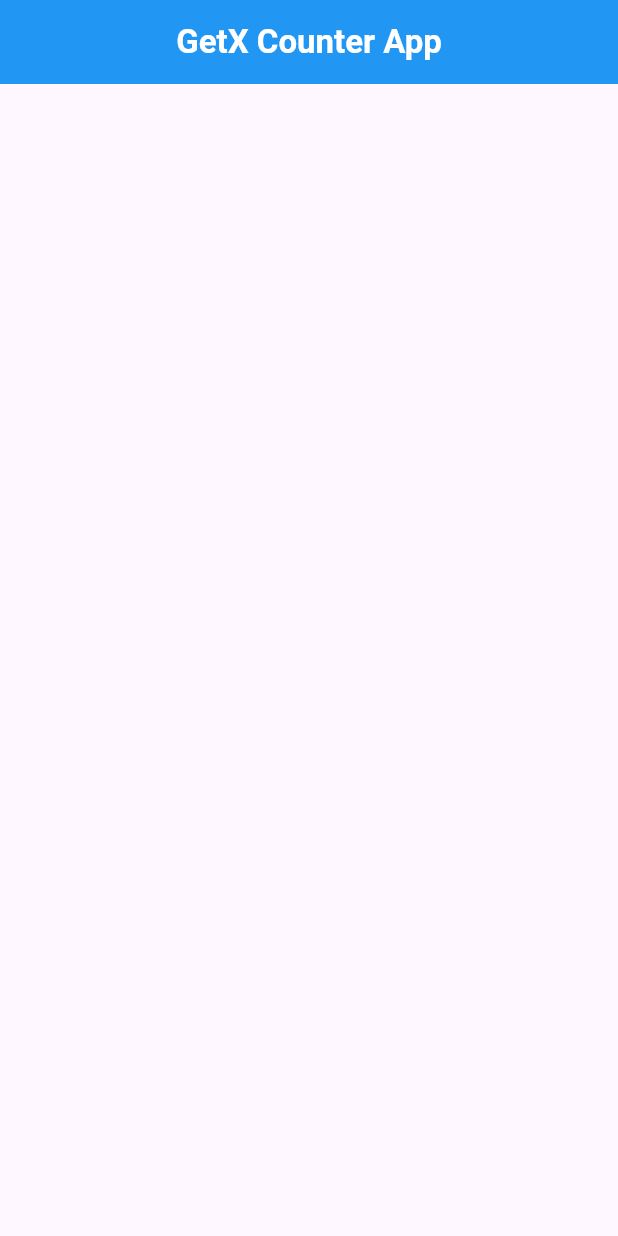
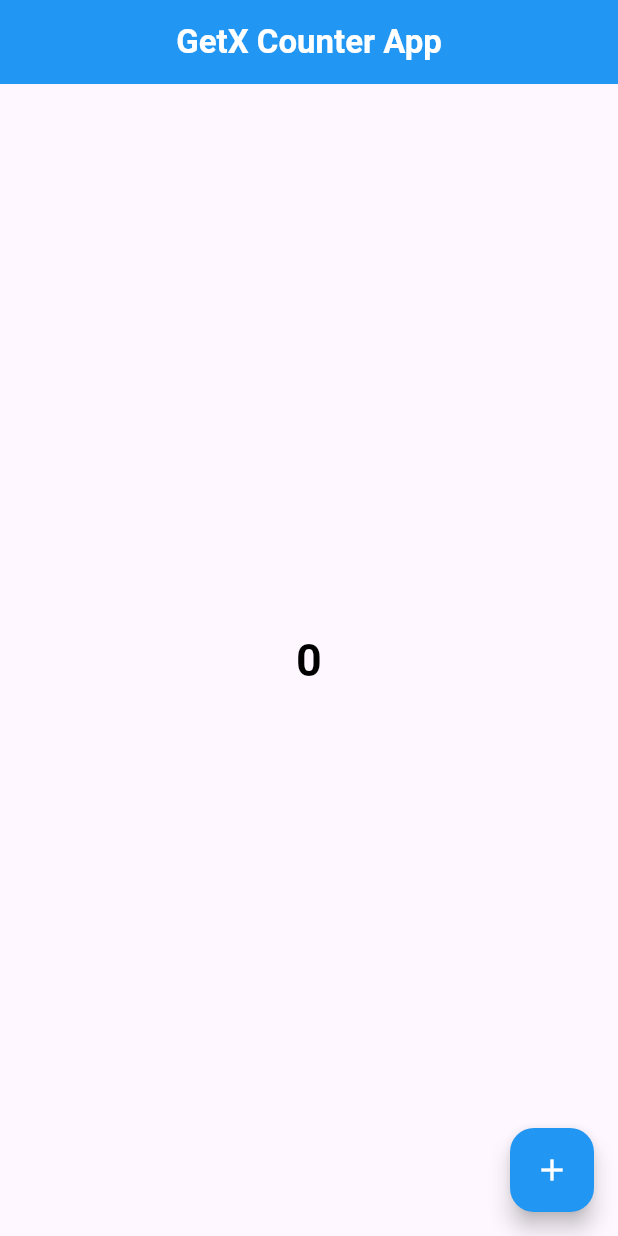
Before and after one commit to alhasann351/getx_counter_app, a Flutter app: the screen it shows after launch, on a phone screen of 412 x 824 dp. Run offline on Flutter 3.47's test engine with Material 3 defaults, Android fonts, the phone set to English and light mode, and no system bars; our stand-ins replace get.

Commit message:
design-added

```diff
--- a/lib/main.dart
+++ b/lib/main.dart
@@ -9,7 +9,6 @@ void main() {
 class MyApp extends StatelessWidget {
   const MyApp({super.key});
 
-  // This widget is the root of your application.
   @override
   Widget build(BuildContext context) {
     return const GetMaterialApp(
--- a/lib/my_home_page.dart
+++ b/lib/my_home_page.dart
@@ -23,6 +23,26 @@ class _MyHomePageState extends State<MyHomePage> {
           ),
         ),
       ),
+      body: const Center(
+        child: Column(
+          mainAxisAlignment: MainAxisAlignment.center,
+          children: [
+            Text(
+              '0',
+              style: TextStyle(
+                fontSize: 30,
+                fontWeight: FontWeight.bold,
+                color: Colors.black,
+              ),
+            )
+          ],
+        ),
+      ),
+      floatingActionButton: FloatingActionButton(
+        onPressed: () {},
+        backgroundColor: Colors.blue,
+        child: const Icon(Icons.add, color: Colors.white,),
+      ),
     );
   }
 }
```
